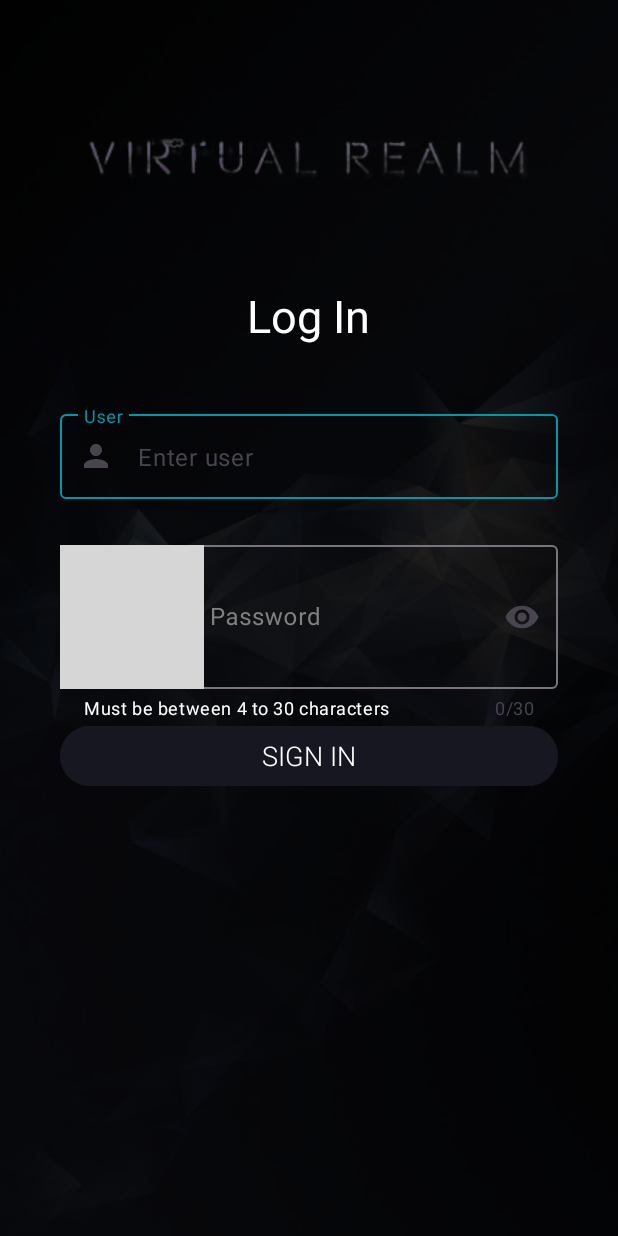
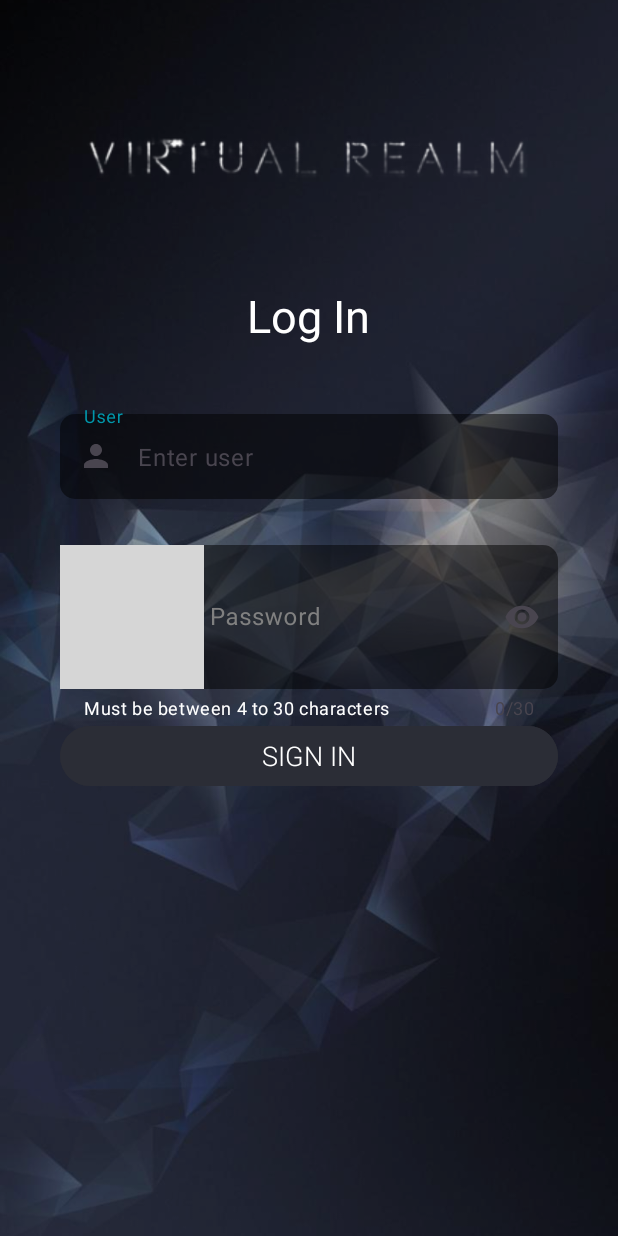
Before and after one commit to christian-97/FreeVideoGame2.1, an Android app: the screen it shows after launch (LoginActivity), on a phone screen of 412 x 824 dp. Run offline under Robolectric (Android 15) with nearby library versions, the light colour scheme and no system bars; grey boxes are pictures that could not be loaded.

Commit message:
se corrigen los colores en el login

```diff
--- /dev/null
+++ b/app/src/main/res/drawable/blurred_overlay.xml
@@ -0,0 +1,5 @@
+<?xml version="1.0" encoding="utf-8"?>
+<shape xmlns:android="http://schemas.android.com/apk/res/android">
+    <solid android:color="#80000000" />  <!-- Color negro con 50% de opacidad -->
+    <corners android:radius="10dp" />   <!-- Bordes redondeados -->
+</shape>
--- a/app/src/main/res/layout/activity_login.xml
+++ b/app/src/main/res/layout/activity_login.xml
@@ -13,10 +13,12 @@
         android:scaleType="centerCrop"
         android:src="@drawable/login_main" />
 
+    <!--se cambió android:background="#b8000000" por android:background="#38000000"
+        para que la imagen se vea mas clara-->
     <LinearLayout
         android:layout_width="match_parent"
         android:layout_height="match_parent"
-        android:background="#d8000000"
+        android:background="#38000000"
         android:gravity="center_horizontal"
         android:orientation="vertical"
         android:padding="40dp">
@@ -25,7 +27,8 @@
             android:layout_width="300dp"
             android:layout_height="50dp"
             android:layout_marginTop="40dp"
-            android:src="@drawable/title" />
+            android:src="@drawable/title"
+            app:tint="#ffffff" />
 
         <TextView
             android:layout_width="wrap_content"
@@ -37,16 +40,17 @@
 
         <com.google.android.material.textfield.TextInputLayout
             android:id="@+id/tilUser"
+            style="@style/Login_TextInputLayout"
             android:layout_width="match_parent"
-            android:layout_height="wrap_content"
+            android:layout_height="62dp"
             android:layout_marginTop="40dp"
             android:hint="@string/login_hint_user"
-            style="@style/Login_TextInputLayout"
             app:placeholderText="@string/login_user"
             app:startIconDrawable="@drawable/icon_person">
 
             <com.google.android.material.textfield.TextInputEditText
                 android:id="@+id/etUser"
+                android:background="@drawable/blurred_overlay"
                 android:layout_width="match_parent"
                 android:layout_height="wrap_content"
                 android:textColor="@color/white" />
@@ -69,6 +73,7 @@
 
             <com.google.android.material.textfield.TextInputEditText
                 android:id="@+id/etPassword"
+                android:background="@drawable/blurred_overlay"
                 android:layout_width="match_parent"
                 android:layout_height="wrap_content"
                 android:inputType="textPassword"
@@ -83,7 +88,8 @@
         android:layout_height="wrap_content"
         android:layout_marginHorizontal="40dp"
         android:layout_marginTop="480dp"
-        android:backgroundTint="#171721"
+        android:backgroundTint="#2b2d36"
+        android:textColor="#FFFFFF"
         android:fontFamily="sans-serif-light"
         android:text="@string/login_sign_in"
         android:textSize="18sp" />
```
Also changed, not shown: app/src/main/res/drawable/blurred_background.jpg (added).
